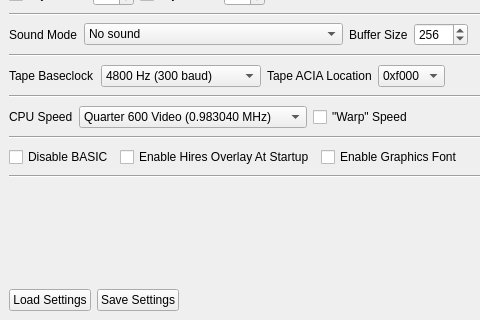
Qt form launcher/src/mainwindow.ui (ivop/osiemu) before a commit; both pictures show x 0 to 480 and y 525 to 845 of the 933 by 845 pixel window.
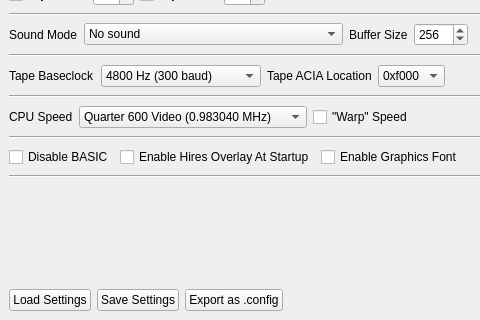
The same form after that commit.

Commit message: GUI: Add option to export settings as .config file for command line usage.

```diff
--- a/launcher/src/mainwindow.ui
+++ b/launcher/src/mainwindow.ui
@@ -1160,6 +1160,13 @@
           </property>
          </widget>
         </item>
+        <item>
+         <widget class="QPushButton" name="button_export_as_config">
+          <property name="text">
+           <string>Export as .config</string>
+          </property>
+         </widget>
+        </item>
         <item>
          <spacer name="horizontalSpacer_3">
           <property name="orientation">
```
The commit also changes 2 other files.
